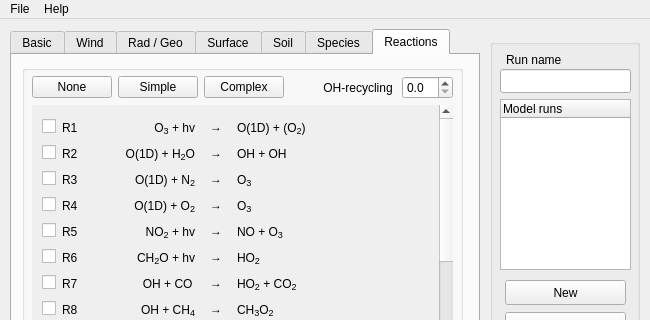
Old version of the form mainwindow.ui in the repository classmodel/modelgui; both pictures show x 0 to 650 and y 0 to 320 of the 650 by 540 pixel window.
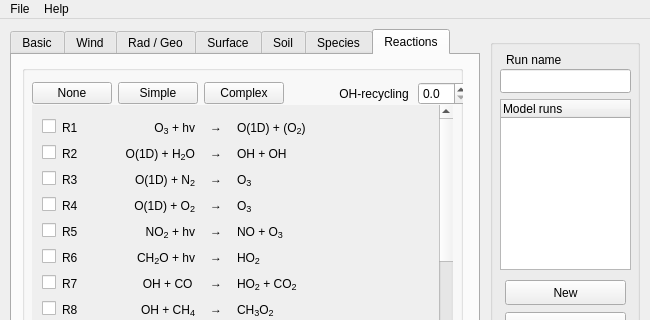
New version of the form. The open tabs and pages were chosen to show the change.

Commit message: fixed units soil moisture

Diff of the .ui file:
```diff
--- a/mainwindow.ui
+++ b/mainwindow.ui
@@ -3842,8 +3842,8 @@
         <rect>
          <x>10</x>
          <y>10</y>
-         <width>421</width>
-         <height>26</height>
+         <width>437</width>
+         <height>37</height>
         </rect>
        </property>
        <layout class="QGridLayout" name="reactions_grid" columnstretch="0,0,0,1,0">
```
Left out of the diff: 22 changed lines with no effect on the pictures.
